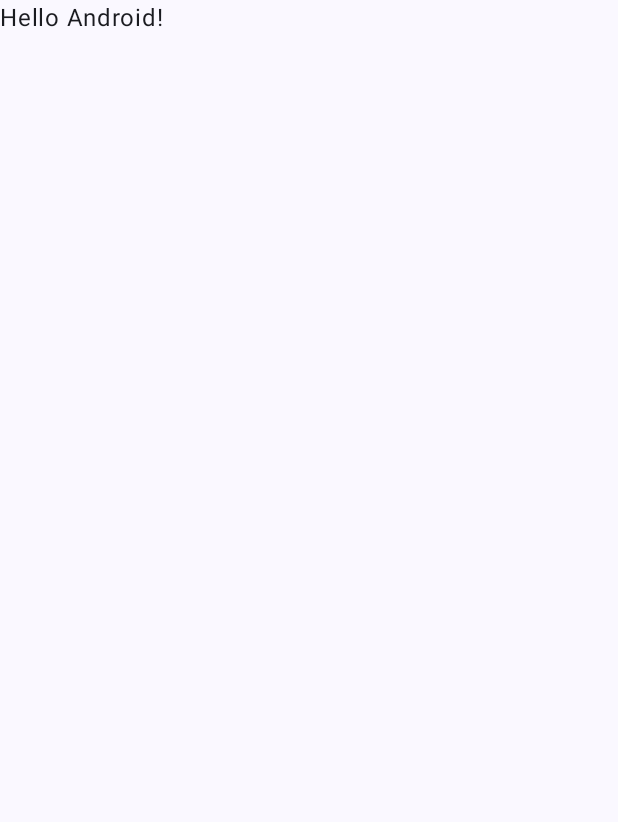
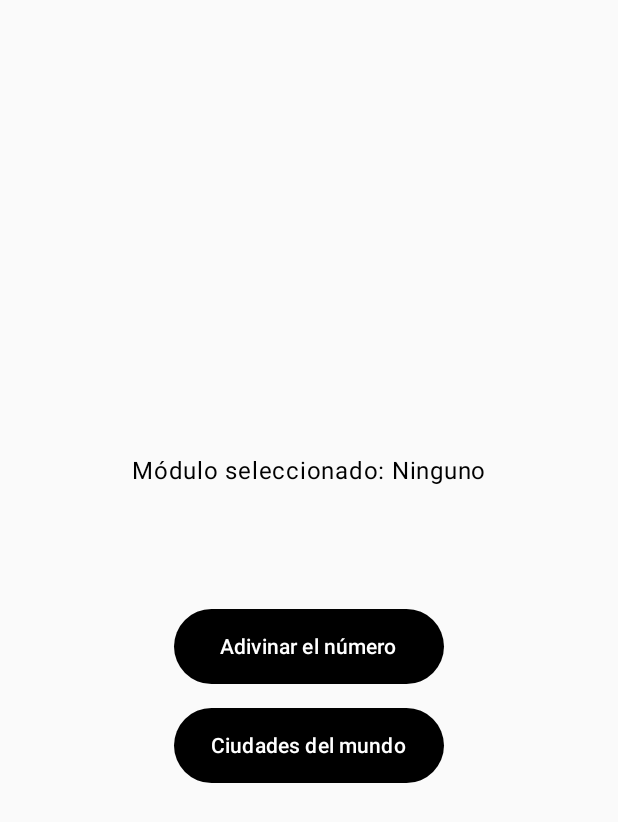
Before and after one commit to oriana-monaldi/Kotlin-random-number-and-city-manager, an Android app built with Jetpack Compose: the screen it shows after launch (MainActivity), on a phone screen of 412 x 824 dp. Before the commit the part shown is almost empty. Shown: the top 822 px of the screen. Run offline under Robolectric (Android 15) with nearby library versions, the phone set to English and light mode, and no system bars.

Commit message:
main menu and theme

```diff
--- a/app/build.gradle.kts
+++ b/app/build.gradle.kts
@@ -59,6 +59,7 @@ dependencies {
     implementation(libs.androidx.ui.graphics)
     implementation(libs.androidx.ui.tooling.preview)
     implementation(libs.androidx.material3)
+    implementation(libs.androidx.navigation.compose)
     testImplementation(libs.junit)
     androidTestImplementation(libs.androidx.junit)
     androidTestImplementation(libs.androidx.espresso.core)
--- a/app/src/main/java/com/example/kotlin_random_number_and_city_manager/MainActivity.kt
+++ b/app/src/main/java/com/example/kotlin_random_number_and_city_manager/MainActivity.kt
@@ -4,13 +4,25 @@ import android.os.Bundle
 import androidx.activity.ComponentActivity
 import androidx.activity.compose.setContent
 import androidx.activity.enableEdgeToEdge
+import androidx.compose.foundation.layout.Column
 import androidx.compose.foundation.layout.fillMaxSize
 import androidx.compose.foundation.layout.padding
-import androidx.compose.material3.Scaffold
+import androidx.compose.material3.Button
 import androidx.compose.material3.Text
 import androidx.compose.runtime.Composable
+import androidx.compose.runtime.mutableStateOf
+import androidx.compose.runtime.remember
 import androidx.compose.ui.Modifier
 import androidx.compose.ui.tooling.preview.Preview
+import androidx.compose.ui.unit.dp
+import androidx.compose.foundation.layout.Arrangement
+import androidx.compose.foundation.layout.Spacer
+import androidx.compose.foundation.layout.height
+import androidx.compose.foundation.layout.width
+import androidx.compose.ui.Alignment
+import androidx.compose.material3.ButtonDefaults
+import androidx.compose.ui.graphics.Color
+import androidx.compose.ui.graphics.Color.Companion.White
 import com.example.kotlin_random_number_and_city_manager.ui.theme.KotlinrandomnumberandcitymanagerTheme
 
 class MainActivity : ComponentActivity() {
@@ -19,29 +31,63 @@ class MainActivity : ComponentActivity() {
         enableEdgeToEdge()
         setContent {
             KotlinrandomnumberandcitymanagerTheme {
-                Scaffold(modifier = Modifier.fillMaxSize()) { innerPadding ->
-                    Greeting(
-                        name = "Android",
-                        modifier = Modifier.padding(innerPadding)
-                    )
-                }
+                Menu()
             }
         }
     }
 }
 
 @Composable
-fun Greeting(name: String, modifier: Modifier = Modifier) {
-    Text(
-        text = "Hello $name!",
-        modifier = modifier
-    )
+fun Menu() {
+    val selectedModule = remember { mutableStateOf("Ninguno") }
+
+    Column(
+        modifier = Modifier
+            .fillMaxSize()
+            .padding(16.dp),
+        horizontalAlignment = Alignment.CenterHorizontally,
+        verticalArrangement = Arrangement.Center
+    ) {
+        Text(
+            text = "Módulo seleccionado: ${selectedModule.value}",
+            modifier = Modifier.padding(bottom = 80.dp)
+        )
+
+        Button(
+            onClick = { selectedModule.value = "Adivinar el número" },
+            modifier = Modifier
+                .width(180.dp)
+                .height(50.dp),
+
+            colors = ButtonDefaults.buttonColors(
+                containerColor = Color.Black,
+                contentColor = White
+            )
+        ) {
+            Text(text = "Adivinar el número")
+        }
+
+        Spacer(modifier = Modifier.height(16.dp))
+
+        Button(
+            onClick = { selectedModule.value = "Ciudades del mundo" },
+            modifier = Modifier
+                .width(180.dp)
+                .height(50.dp),
+            colors = ButtonDefaults.buttonColors(
+                containerColor = Color.Black,
+                contentColor = White
+            )
+        ) {
+            Text(text = "Ciudades del mundo")
+        }
+    }
 }
 
 @Preview(showBackground = true)
 @Composable
-fun GreetingPreview() {
+fun MenuPreview() {
     KotlinrandomnumberandcitymanagerTheme {
-        Greeting("Android")
+        Menu()
     }
 }
--- a/app/src/main/java/com/example/kotlin_random_number_and_city_manager/ui/theme/Theme.kt
+++ b/app/src/main/java/com/example/kotlin_random_number_and_city_manager/ui/theme/Theme.kt
@@ -9,34 +9,28 @@ import androidx.compose.material3.dynamicDarkColorScheme
 import androidx.compose.material3.dynamicLightColorScheme
 import androidx.compose.material3.lightColorScheme
 import androidx.compose.runtime.Composable
+import androidx.compose.ui.graphics.Color
 import androidx.compose.ui.platform.LocalContext
 
 private val DarkColorScheme = darkColorScheme(
-    primary = Purple80,
-    secondary = PurpleGrey80,
-    tertiary = Pink80
+    primary = Color.Black,
+    onPrimary = Color.White,
+    secondary = Color.Gray,
+    onSecondary = Color.White,
+    tertiary = Color(0xFFBB86FC)
 )
 
 private val LightColorScheme = lightColorScheme(
-    primary = Purple40,
-    secondary = PurpleGrey40,
-    tertiary = Pink40
-
-    /* Other default colors to override
-    background = Color(0xFFFFFBFE),
-    surface = Color(0xFFFFFBFE),
+    primary = Color.Black,
     onPrimary = Color.White,
+    secondary = Color.Gray,
     onSecondary = Color.White,
-    onTertiary = Color.White,
-    onBackground = Color(0xFF1C1B1F),
-    onSurface = Color(0xFF1C1B1F),
-    */
+    tertiary = Color(0xFFBB86FC)
 )
 
 @Composable
 fun KotlinrandomnumberandcitymanagerTheme(
     darkTheme: Boolean = isSystemInDarkTheme(),
-    // Dynamic color is available on Android 12+
     dynamicColor: Boolean = true,
     content: @Composable () -> Unit
 ) {
--- a/gradle/libs.versions.toml
+++ b/gradle/libs.versions.toml
@@ -8,6 +8,7 @@ espressoCore = "3.6.1"
 lifecycleRuntimeKtx = "2.6.1"
 activityCompose = "1.9.1"
 composeBom = "2024.04.01"
+navigationCompose = "2.8.0"
 
 [libraries]
 androidx-core-ktx = { group = "androidx.core", name = "core-ktx", version.ref = "coreKtx" }
@@ -24,6 +25,7 @@ androidx-ui-tooling-preview = { group = "androidx.compose.ui", name = "ui-toolin
 androidx-ui-test-manifest = { group = "androidx.compose.ui", name = "ui-test-manifest" }
 androidx-ui-test-junit4 = { group = "androidx.compose.ui", name = "ui-test-junit4" }
 androidx-material3 = { group = "androidx.compose.material3", name = "material3" }
+androidx-navigation-compose = { group = "androidx.navigation", name = "navigation-compose", version.ref = "navigationCompose" }
 
 [plugins]
 android-application = { id = "com.android.application", version.ref = "agp" }
```
